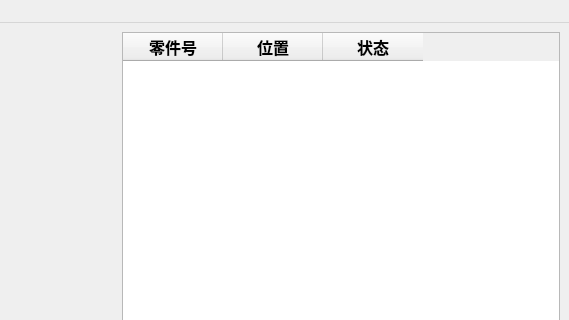
shuaih7/ishop_ocr, file HMI.ui: the form before one commit; both pictures show x 549 to 1118 and y 0 to 320 of the 1118 by 782 pixel window.
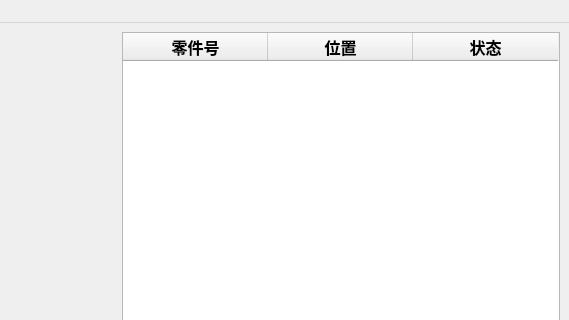
The form after the commit. Custom widgets are drawn as their Qt base class.

Patch:
```diff
--- a/HMI.ui
+++ b/HMI.ui
@@ -94,15 +94,30 @@
        </layout>
       </item>
       <item>
-       <widget class="QTableWidget" name="tableWidget">
+       <widget class="PartTable" name="partTable">
+        <property name="styleSheet">
+         <string notr="true"/>
+        </property>
         <property name="showGrid">
          <bool>true</bool>
         </property>
+        <attribute name="horizontalHeaderCascadingSectionResizes">
+         <bool>true</bool>
+        </attribute>
+        <attribute name="horizontalHeaderDefaultSectionSize">
+         <number>145</number>
+        </attribute>
         <attribute name="horizontalHeaderHighlightSections">
          <bool>true</bool>
         </attribute>
         <attribute name="horizontalHeaderMinimumSectionSize">
-         <number>0</number>
+         <number>125</number>
+        </attribute>
+        <attribute name="horizontalHeaderShowSortIndicator" stdset="0">
+         <bool>false</bool>
+        </attribute>
+        <attribute name="verticalHeaderVisible">
+         <bool>false</bool>
         </attribute>
         <column>
          <property name="text">
@@ -200,6 +215,11 @@
    <extends>QLabel</extends>
    <header location="global">ImageLabel.h</header>
   </customwidget>
+  <customwidget>
+   <class>PartTable</class>
+   <extends>QTableWidget</extends>
+   <header location="global">PartTable.h</header>
+  </customwidget>
  </customwidgets>
  <resources/>
  <connections>
```
Left out of the diff: 29 changed lines with no effect on the pictures.
